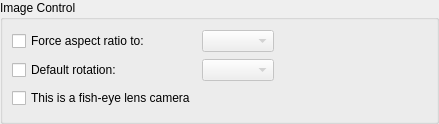
This is client/src/ui/widgets/properties/image_control_widget.ui in networkoptix/nx_open as Qt 5 draws it before an edit. The edited form follows.
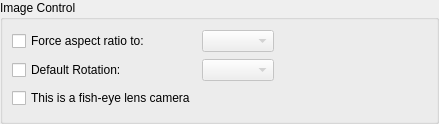
This is the edited form.

```diff
--- a/client/src/ui/widgets/properties/image_control_widget.ui
+++ b/client/src/ui/widgets/properties/image_control_widget.ui
@@ -66,7 +66,7 @@
       <item row="1" column="0">
        <widget class="QCheckBox" name="forceRotationCheckBox">
         <property name="text">
-         <string>Default rotation:</string>
+         <string>Default Rotation:</string>
         </property>
        </widget>
       </item>
```
